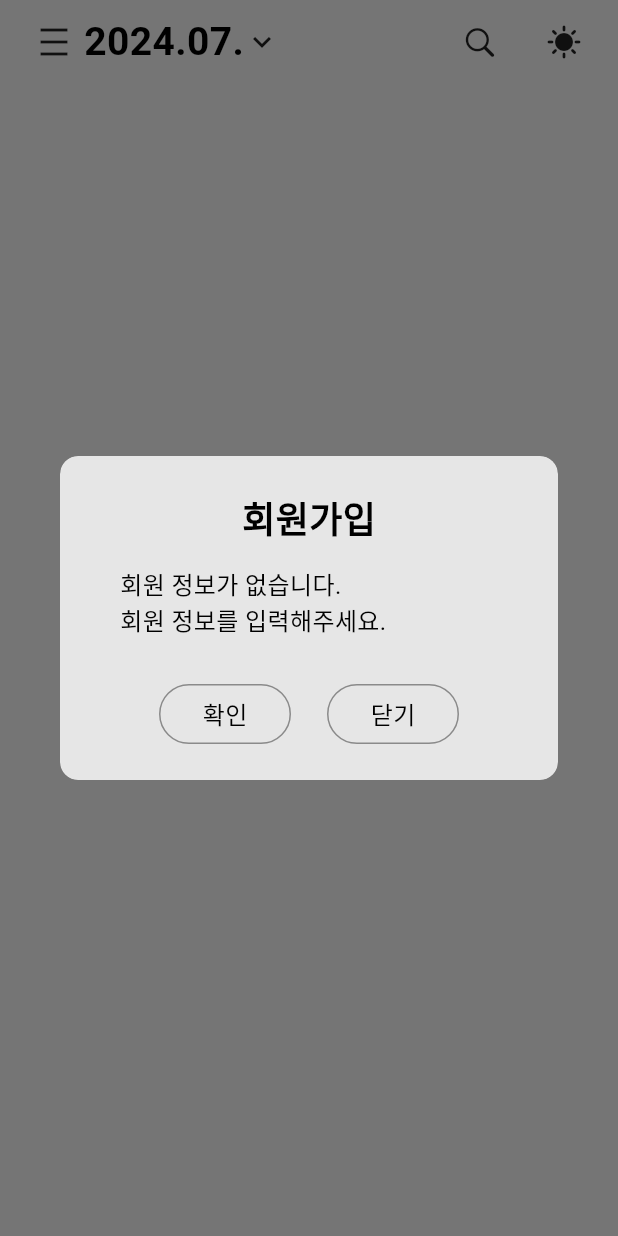
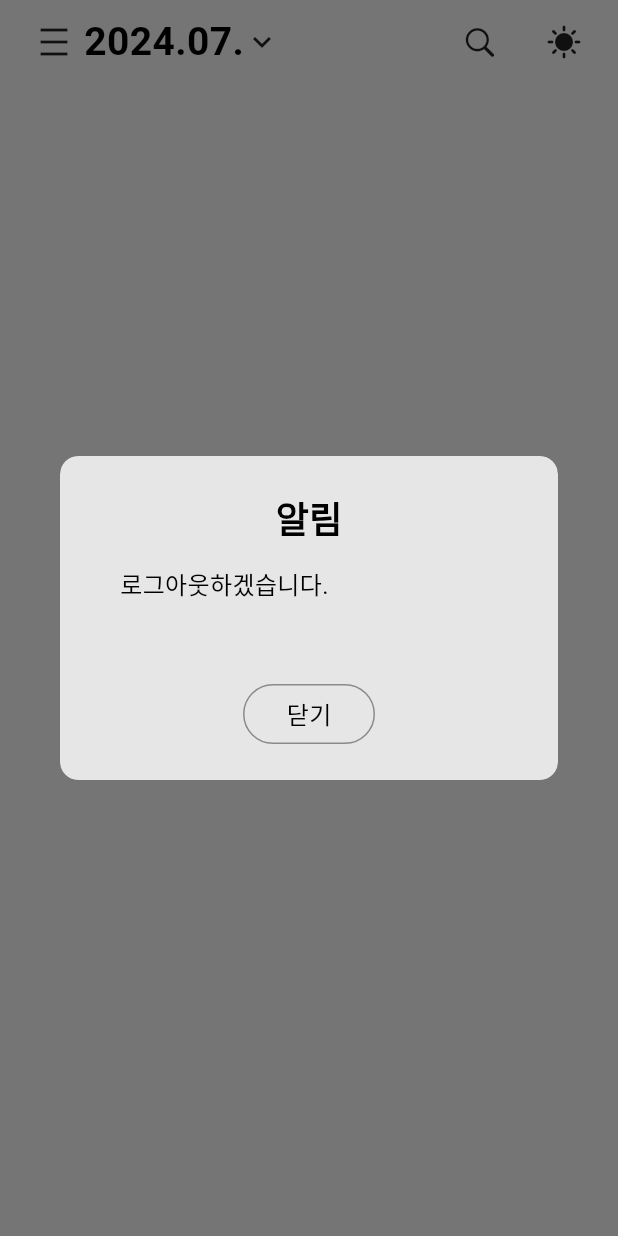
Before and after one commit to Do-Boo/Cop_Calendar, a Flutter app: the CustomAppBar widget shown alone on an empty page, opened directly, after a tap on an icon or button, on a phone screen of 412 x 824 dp. Run offline on Flutter 3.47's test engine with Material 3 defaults, Android fonts, the phone set to English and light mode, and no system bars; our stand-ins replace auto_size_text, flutter_riverpod, get, image_picker, shared_preferences, shimmer; missing offline and left inert: kakao_flutter_sdk; accounts and stored records are empty; Roboto replaces fonts that are missing (GowunDodum).

Commit message:
2024.7.24.(수) 20:00 작동확인

```diff
--- a/lib/widgets/w_custom_appbar.dart
+++ b/lib/widgets/w_custom_appbar.dart
@@ -152,18 +152,21 @@ class CustomAppBar extends StatelessWidget implements PreferredSizeWidget {
                   child: Button(
                     onPressed: () async {
                       final prefs = await SharedPreferences.getInstance();
-                      final tel = prefs.getString("tel") ?? "";
-                      print(tel);
-                      signIn();
-                      if (tel == "") {
-                        showDialog(
+                      if (prefs.getString("tel") != "") {
+                        await showDialog(
                           context: context,
                           builder: (context) {
-                            return CustomDialogWidget(
-                              title: "회원가입",
-                              content: "회원 정보가 없습니다.\n회원 정보를 입력해주세요.",
-                              onPressed: () {
-                                Navigator.of(context).pop();
+                            return const CustomDialogWidget(
+                              title: "알림",
+                              content: "로그아웃하겠습니다.",
+                            );
+                          },
+                        );
+                        await prefs.setString("tel", "");
+                        return;
+                      }
+                      signIn();
+                      if (prefs.getString("tel") == "") {
                         HapticFeedback.lightImpact();
                         Navigator.push(
                           context,
@@ -182,10 +185,6 @@ class CustomAppBar extends StatelessWidget implements PreferredSizeWidget {
                               );
                             },
                           ),
-                                );
-                              },
-                            );
-                          },
                         );
                       }
                       HapticFeedback.lightImpact();
```
Also changed, not shown: lib/main.dart (+6 -1 lines), lib/page/p_sign_page.dart (+15 -13 lines). Lines whose indentation alone changed are shown as unchanged.
